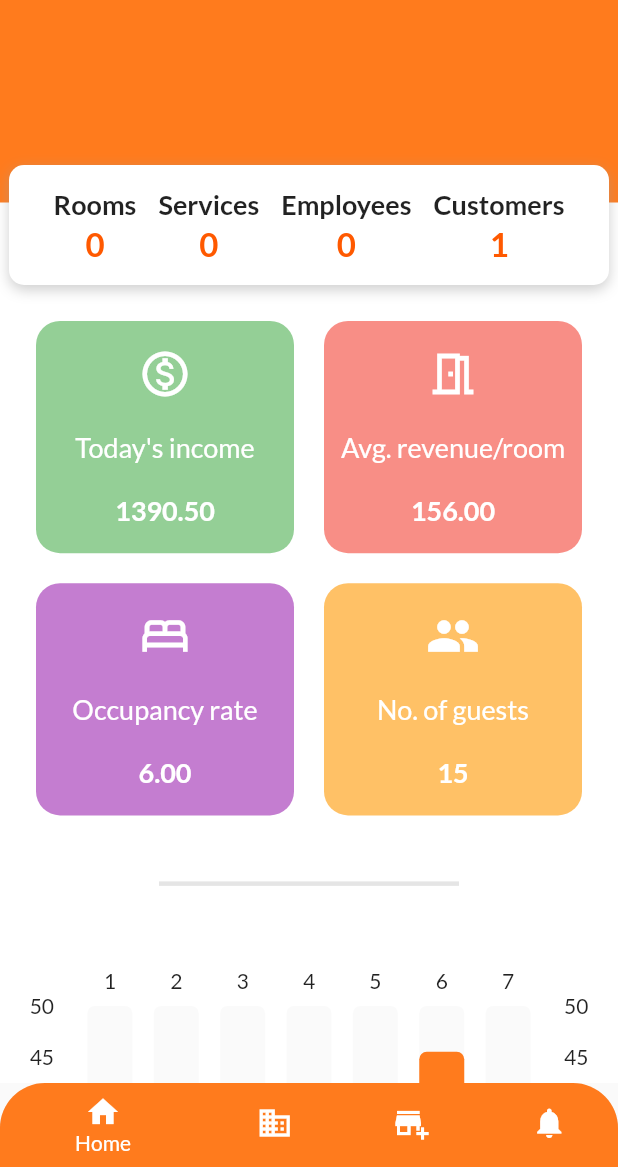
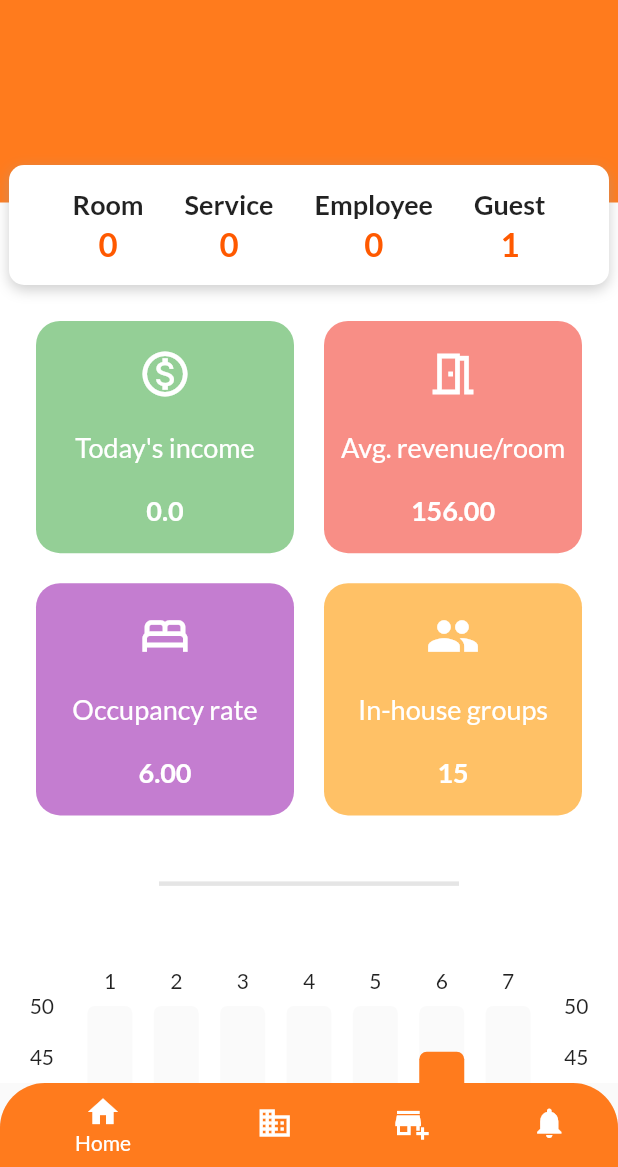
Before and after one commit to tsuna614/MHA-project, a Flutter app: the screen it shows once a user with an empty profile is signed in, on a phone screen of 412 x 824 dp, the part 69-1236 px from its top. Run offline on Flutter 3.47's test engine with Material 2 defaults, Android fonts, the phone set to English and light mode, and no system bars; drawn by our look-alikes of fl_chart; our stand-ins replace cloud_firestore, firebase_auth, firebase_core, firebase_storage, google_fonts, image_picker; accounts and stored records are empty.

Commit message:
completed type income in report_card

```diff
--- a/mha_project/lib/screens/hotel-screens/booking-screen/booking_screen.dart
+++ b/mha_project/lib/screens/hotel-screens/booking-screen/booking_screen.dart
@@ -49,9 +49,9 @@ class _BookingScreenState extends State<BookingScreen> {
     final enteredTextField4 = _textField4Controller.text;
     final selectedType = _selectedRoomType;
 
-    // print(enteredTextField1);
-    // print(enteredTextField2);
-    // print(enteredTextField3);
+    print(enteredTextField1);
+    print(enteredTextField2);
+    print(enteredTextField3);
     // print(enteredTextField4);
     // print(selectedType);
 
--- a/mha_project/lib/screens/hotel-screens/home-screen/info_card.dart
+++ b/mha_project/lib/screens/hotel-screens/home-screen/info_card.dart
@@ -100,7 +100,7 @@ class _InfoCardState extends State<InfoCard> {
             Column(
               children: [
                 Text(
-                  'Rooms',
+                  'Room',
                   style: TextStyle(fontWeight: FontWeight.bold, fontSize: 18),
                 ),
                 SizedBox(height: 2),
@@ -116,7 +116,7 @@ class _InfoCardState extends State<InfoCard> {
             Column(
               children: [
                 Text(
-                  'Services',
+                  'Service',
                   style: TextStyle(fontWeight: FontWeight.bold, fontSize: 18),
                 ),
                 SizedBox(height: 2),
@@ -132,7 +132,7 @@ class _InfoCardState extends State<InfoCard> {
             Column(
               children: [
                 Text(
-                  'Employees',
+                  'Employee',
                   style: TextStyle(fontWeight: FontWeight.bold, fontSize: 18),
                 ),
                 SizedBox(height: 2),
@@ -148,7 +148,7 @@ class _InfoCardState extends State<InfoCard> {
             Column(
               children: [
                 Text(
-                  'Customers',
+                  'Guest',
                   style: TextStyle(fontWeight: FontWeight.bold, fontSize: 18),
                 ),
                 SizedBox(height: 2),
--- a/mha_project/lib/screens/hotel-screens/home-screen/report_card.dart
+++ b/mha_project/lib/screens/hotel-screens/home-screen/report_card.dart
@@ -1,6 +1,11 @@
+import 'package:cloud_firestore/cloud_firestore.dart';
+import 'package:firebase_auth/firebase_auth.dart';
 import 'package:flutter/material.dart';
 
-class ReportCard extends StatelessWidget {
+final firestoreRef = FirebaseFirestore.instance;
+final user = FirebaseAuth.instance.currentUser!;
+
+class ReportCard extends StatefulWidget {
   const ReportCard({
     super.key,
     required this.cardColor,
@@ -11,17 +16,43 @@ class ReportCard extends StatelessWidget {
   final String cardType;
 
   @override
+  State<ReportCard> createState() => _ReportCardState();
+}
+
+class _ReportCardState extends State<ReportCard> {
+  var numberOfIncome = 0.0;
+  var numberOfRevenue;
+  var numberOfOccupancy;
+  var numberOfGuests;
+
+  // bool isBookingToday() {}
+
+  void getReportData() {
+    firestoreRef
+        .collection('booking')
+        .where('userId', isEqualTo: user.uid)
+        .get()
+        .then((QuerySnapshot snapshot) {
+      snapshot.docs.forEach((doc) {
+        if (doc['bookingDate'].isDateEqual(DateTime.now())) {
+          numberOfIncome += double.parse(doc['price']);
+        }
+      });
+    });
+  }
+
+  @override
   Widget build(BuildContext context) {
     IconData reportCardIcon = Icons.error;
     var titleText = '';
     var mainText = '';
 
     void getType() {
-      switch (cardType) {
+      switch (widget.cardType) {
         case 'income':
           reportCardIcon = Icons.monetization_on_outlined;
           titleText = 'Today\'s income';
-          mainText = '1390.50';
+          mainText = numberOfIncome.toString();
           break;
         case 'revenue':
           reportCardIcon = Icons.meeting_room_outlined;
@@ -35,7 +66,7 @@ class ReportCard extends StatelessWidget {
           break;
         case 'guest':
           reportCardIcon = Icons.people;
-          titleText = 'No. of guests';
+          titleText = 'In-house groups';
           mainText = '15';
           break;
       }
@@ -45,7 +76,7 @@ class ReportCard extends StatelessWidget {
 
     return Container(
       decoration: BoxDecoration(
-        color: cardColor.withOpacity(0.6),
+        color: widget.cardColor.withOpacity(0.6),
         borderRadius: BorderRadius.circular(16),
       ),
       child: Material(
```
